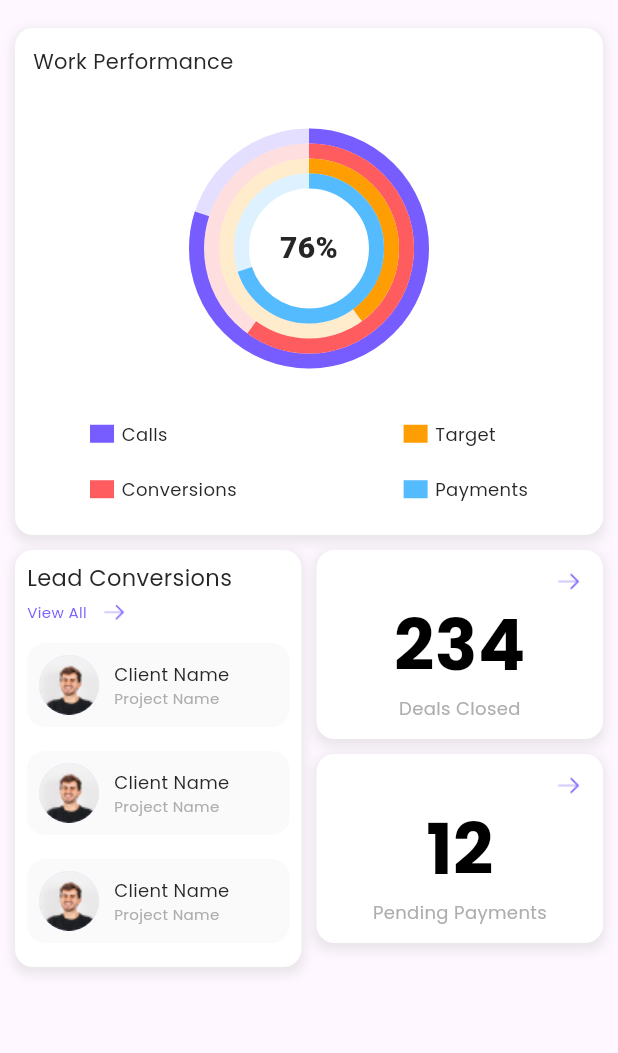
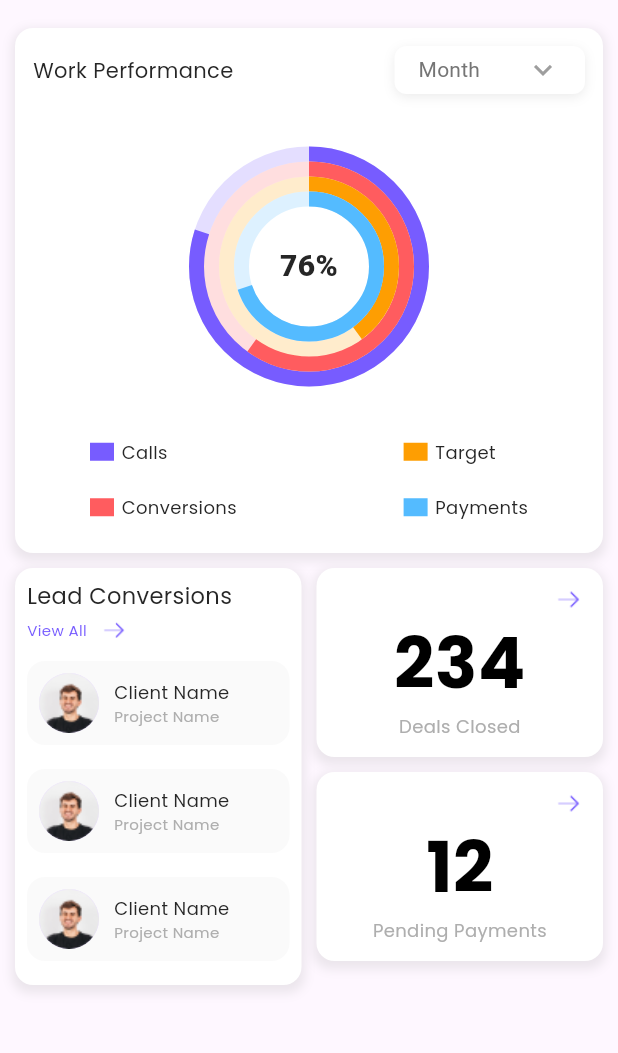
Before and after one commit to surajbombale05/team_app_sunra_softtech, a Flutter app: the HomeScreen screen opened directly, after a tap on "Go to", on a phone screen of 412 x 824 dp, the part 71-1124 px from its top. Run offline on Flutter 3.47's test engine with Material 3 defaults, Android fonts, the phone set to English and light mode, and no system bars; our stand-ins replace flutter_bloc, flutter_svg; network calls fail.

Commit message:
added dropdown

```diff
--- a/lib/presentation/drawer_view/drawer_view.dart
+++ b/lib/presentation/drawer_view/drawer_view.dart
@@ -33,7 +33,8 @@ class DrawerViewScreen extends StatelessWidget {
       key: _globalKey,
       drawer: _drawerWidget(context),
       appBar: PreferredSize(
-      preferredSize: const Size.fromHeight(kToolbarHeight), // Height of the AppBar
+        preferredSize:
+            const Size.fromHeight(kToolbarHeight), // Height of the AppBar
         child: BlocBuilder<TabCubit, TabState>(
           builder: (context, state) {
             if (state is TabInitial) {
@@ -66,7 +67,10 @@ class DrawerViewScreen extends StatelessWidget {
                           onTap: () {
                             _globalKey.currentState?.openDrawer();
                           },
-                        child: Image.asset(AppImages.drawerIcon, color: textColor,),
+                          child: Image.asset(
+                            AppImages.drawerIcon,
+                            color: textColor,
+                          ),
                         ),
                       ),
                     ),
@@ -79,7 +83,10 @@ class DrawerViewScreen extends StatelessWidget {
                           ),
                         );
                       },
-                    child: Image.asset(AppImages.notificationsIcon, color: textColor,),
+                      child: Image.asset(
+                        AppImages.notificationsIcon,
+                        color: textColor,
+                      ),
                     ),
                     const SizedBoxWidget(width: 12),
                     Image.asset(AppImages.profileIcon),
@@ -97,7 +104,7 @@ class DrawerViewScreen extends StatelessWidget {
           if (state is TabInitial) {
             switch (state.selectedTab) {
               case AppStrings.dashboard:
-                return const DashboardScreen();
+                return DashboardScreen();
               case AppStrings.leadConversation:
                 return const LeadConversationScreen();
               case AppStrings.closedDeals:
@@ -107,11 +114,11 @@ class DrawerViewScreen extends StatelessWidget {
               case AppStrings.targets:
                 return const YourTargetWidget();
               case AppStrings.payments:
-                return const PaymentsSectionWidget();
+                return PaymentsSectionWidget();
               case AppStrings.pendingPayments:
-                return const PendingPaymnetsWidget();
+                return  PendingPaymnetsWidget();
               case AppStrings.quotation:
-                return  SendQuatationWidget();
+                return SendQuatationWidget();
               case AppStrings.refferalLinks:
                 return RecieviewLinksWidgetScreen();
 
--- a/lib/presentation/drawer_view/widgets/dashboard_view.dart
+++ b/lib/presentation/drawer_view/widgets/dashboard_view.dart
@@ -4,14 +4,28 @@ import 'package:team_app/bloc/drawer/drawer_section_cubit.dart';
 import 'package:team_app/utility/constants/app_colors.dart';
 import 'package:team_app/utility/constants/app_images.dart';
 import 'package:team_app/utility/constants/app_strings.dart';
+import 'package:team_app/utility/widgets/dropdown_widget.dart';
 import 'package:team_app/utility/widgets/sizedbox_widget.dart';
 import 'package:team_app/utility/widgets/text_widget.dart';
 
-import '../../../utility/widgets/dropdown_button_widget.dart';
+class DashboardScreen extends StatelessWidget {
+  DashboardScreen({super.key});
 
-class DashboardScreen extends StatelessWidget {
-  const DashboardScreen({super.key});
-
+  static List<String> months = [
+    'January',
+    'February',
+    'March',
+    'April',
+    'May',
+    'June',
+    'July',
+    'August',
+    'September',
+    'October',
+    'November',
+    'December'
+  ];
+  String selectedMonth = "";
   @override
   Widget build(BuildContext context) {
     return SingleChildScrollView(
@@ -36,10 +50,10 @@ class DashboardScreen extends StatelessWidget {
                 padding: const EdgeInsets.all(12.0),
                 child: Column(
                   children: [
-                    const Row(
+                    Row(
                       mainAxisAlignment: MainAxisAlignment.spaceBetween,
                       children: [
-                        Expanded(
+                        const Expanded(
                           flex: 4,
                           child: TextWidget(
                             text: "Work Performance",
@@ -47,6 +61,17 @@ class DashboardScreen extends StatelessWidget {
                             fontWeight: FontWeight.w500,
                             color: AppColors.darkColor,
                           ),
+                        ),
+                        SizedBoxWidget(
+                          width: 127,
+                          height: 32,
+                          child: CustomDropdownWidget(
+                              items: months,
+                              hintText: "Month",
+                              color: AppColors.lightTextColor,
+                              onChanged: (String value) {
+                                selectedMonth = value;
+                              }),
                         ),
                       ],
                     ),
@@ -278,7 +303,7 @@ class DashboardScreen extends StatelessWidget {
                         height: 10,
                       ),
                       InkWell(
-                        onTap: (){
+                        onTap: () {
                           context
                               .read<TabCubit>()
                               .setSelectedTab(AppStrings.pendingPayments);
--- a/lib/utility/widgets/dropdown_widget.dart
+++ b/lib/utility/widgets/dropdown_widget.dart
@@ -9,7 +9,7 @@ class CustomDropdownWidget extends StatefulWidget {
     Key? key,
     required this.items,
     required this.hintText,
-    required this.onChanged,
+    required this.onChanged, required Color color,
   }) : super(key: key);
 
   @override
```
Also changed, not shown: lib/main.dart (+3 -4 lines), lib/presentation/drawer_view/widgets/payments_section_widget.dart (+27 -15 lines), lib/presentation/drawer_view/widgets/pending_paymnets_widget.dart (+39 -23 lines). Lines whose indentation alone changed are shown as unchanged.
